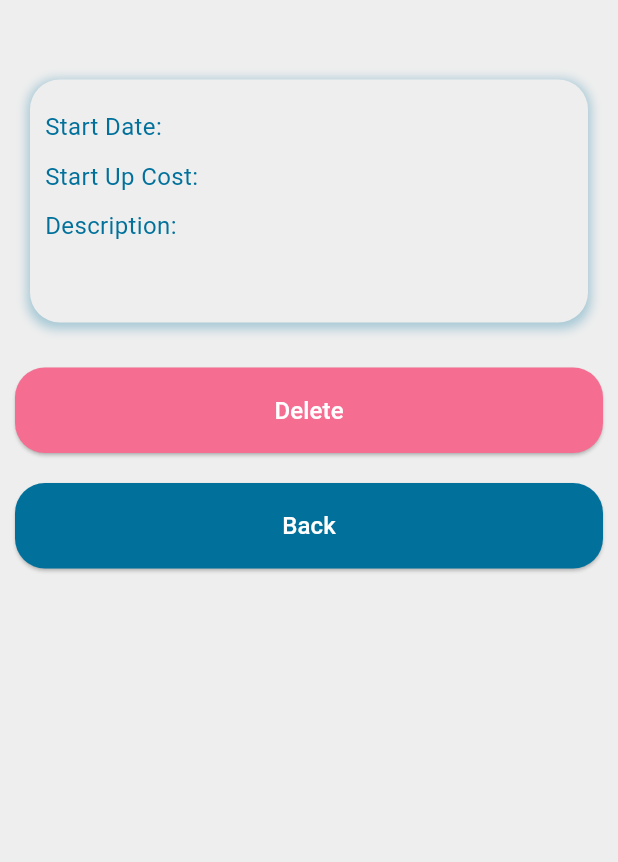
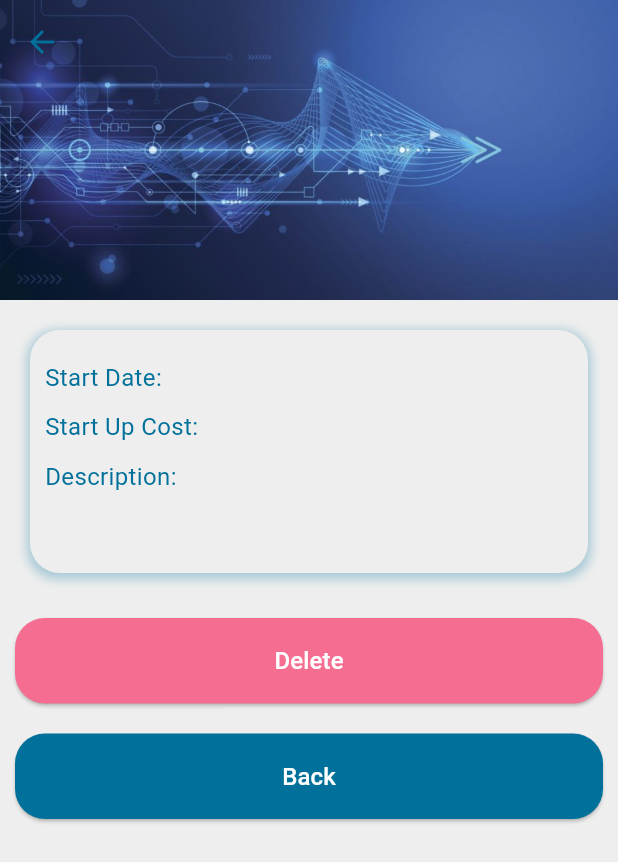
Before and after one commit to gaddie/project_managing, a Flutter app: the ProjectDetails screen opened directly with empty values, on a phone screen of 412 x 824 dp. Shown: the top 862 px of the screen. Run offline on Flutter 3.47's test engine with Material 3 defaults, Android fonts, the phone set to English and light mode, and no system bars; drawn by our look-alikes of delayed_display; our stand-ins replace cloud_firestore, firebase_auth, firebase_core, modal_progress_hud_nsn, syncfusion_flutter_charts; accounts and stored records are empty.

Commit message:
users able to delete their projects

```diff
--- a/lib/Screens/HomePage.dart
+++ b/lib/Screens/HomePage.dart
@@ -7,10 +7,10 @@ import 'package:project_manager/Components/ReusableCard.dart';
 import 'package:project_manager/Screens/ExpenseTracking.dart';
 import 'package:project_manager/Components/ReusableContainer.dart';
 import 'package:project_manager/Screens/ProjectDetails.dart';
-import 'package:project_manager/Screens/RiskAnalysis.dart';
 import 'package:firebase_auth/firebase_auth.dart';
 import 'package:cloud_firestore/cloud_firestore.dart';
 import 'package:intl/intl.dart';
+import 'package:project_manager/Components/CustomButton.dart';
 
 class HomePage extends StatefulWidget {
   static const String id = 'homePage';
@@ -50,6 +50,8 @@ class _HomePageState extends State<HomePage> {
         Map<String, dynamic> projectData =
             project.data() as Map<String, dynamic>;
         if (projectData['user'] == loggedInUser.email) {
+          // Add projectId to the projectData map
+          projectData['projectId'] = project.id;
           filteredProjects.add(projectData);
         }
       }
@@ -263,6 +265,7 @@ class _HomePageState extends State<HomePage> {
                       onButtonPressed: () {
                         // Navigate to project details or any action you want
                         return ProjectDetails(
+                          projectId: project['projectId'],
                           projectName: project['projectName'],
                           startDate: formattedDate,
                           startUpCost: project['startUpCost'],
--- a/lib/Screens/ProjectDetails.dart
+++ b/lib/Screens/ProjectDetails.dart
@@ -2,58 +2,98 @@ import 'package:flutter/material.dart';
 import 'package:project_manager/Constants.dart';
 import 'package:delayed_display/delayed_display.dart';
 import 'package:project_manager/Components/CustomButton.dart';
+import 'package:cloud_firestore/cloud_firestore.dart';
+import 'package:project_manager/Components/MessageHandler.dart';
 
-class ProjectDetails extends StatefulWidget {
-  ProjectDetails(
-      {required this.projectName,
+class ProjectDetails extends StatelessWidget {
+  ProjectDetails({
+    required this.projectId,
+    required this.projectName,
     required this.description,
     required this.startDate,
-      required this.startUpCost});
+    required this.startUpCost,
+  });
 
+  final String projectId;
   final String projectName;
-  String description;
-  String startDate;
-  String startUpCost;
+  final String description;
+  final String startDate;
+  final String startUpCost;
 
-  @override
-  State<ProjectDetails> createState() => _ProjectDetailsState();
+  // Function to delete the project
+  void deleteProject(BuildContext context) async {
+    try {
+      await FirebaseFirestore.instance
+          .collection('projects')
+          .doc(projectId)
+          .delete();
+      MessageHandler.showMessage(
+          context, 'Your project has been deleted', kBottomAppColor);
+      Navigator.pop(context); // Navigate back after deletion
+    } catch (e) {
+      print('Error deleting project: $e');
+      showDialog(
+        context: context,
+        builder: (BuildContext context) {
+          return AlertDialog(
+            title: Text('Error'),
+            content: Text('Error in deleting this project'),
+            actions: <Widget>[
+              TextButton(
+                onPressed: () {
+                  Navigator.of(context).pop(); // Close the dialog
+                },
+                child: Text('OK'),
+              ),
+            ],
+          );
+        },
+      );
+    }
   }
 
-class _ProjectDetailsState extends State<ProjectDetails> {
   @override
   Widget build(BuildContext context) {
     return Scaffold(
       backgroundColor: kBgLightColor,
-      body: SafeArea(
-        child: DelayedDisplay(
-          delay: Duration(microseconds: 200),
-          child: ListView(children: [
-            Column(
-              crossAxisAlignment: CrossAxisAlignment.stretch,
-              children: [
-                Center(
-                  child: Text(
-                    widget.projectName,
-                    style: TextStyle(
-                      fontSize: kTitleFontSize,
-                      color: kBottomAppColor,
+      body: CustomScrollView(
+        slivers: [
+          SliverAppBar(
+            expandedHeight: 200,
+            pinned: true,
+            iconTheme: IconThemeData(
+              color: kBottomAppColor, // Change the back arrow color
+            ),
+            flexibleSpace: FlexibleSpaceBar(
+              titlePadding: EdgeInsets.symmetric(horizontal: 10, vertical: 20),
+              title: Text(
+                projectName,
+                style: TextStyle(color: kBottomAppColor),
+              ),
+              background: Image.asset(
+                'images/app.jpeg',
+                fit: BoxFit.cover,
               ),
             ),
           ),
+          SliverToBoxAdapter(
+            child: DelayedDisplay(
+              delay: Duration(microseconds: 200),
+              child: Column(
+                crossAxisAlignment: CrossAxisAlignment.stretch,
+                children: [
                   Padding(
                     padding: EdgeInsets.symmetric(horizontal: 20, vertical: 20),
                     child: Container(
                       decoration: BoxDecoration(
                         color: kBgLightColor,
-                      borderRadius: BorderRadius.circular(
-                          20), // Optionally, set border radius for rounded corners
+                        borderRadius: BorderRadius.circular(20),
                         boxShadow: [
                           BoxShadow(
-                          color: kBottomAppColor.withOpacity(
-                              0.3), // Set shadow color with 30% opacity
+                            color: kBottomAppColor.withOpacity(0.3),
                             spreadRadius: 2,
                             blurRadius: 5,
-                          offset: Offset(0, 2), // Set shadow offset
+                            offset: Offset(0, 2),
                           ),
                         ],
                       ),
@@ -64,25 +104,21 @@ class _ProjectDetailsState extends State<ProjectDetails> {
                           crossAxisAlignment: CrossAxisAlignment.start,
                           children: [
                             Text(
-                            'Start Date: ' + widget.startDate,
+                              'Start Date: $startDate',
                               style: TextStyle(
                                 fontSize: kNormalFontSize,
                                 color: kBottomAppColor,
                               ),
                             ),
-                          SizedBox(
-                            height: 10,
-                          ),
+                            SizedBox(height: 10),
                             Text(
-                            'Start Up Cost: ' + widget.startUpCost,
+                              'Start Up Cost: $startUpCost',
                               style: TextStyle(
                                 fontSize: kNormalFontSize,
                                 color: kBottomAppColor,
                               ),
                             ),
-                          SizedBox(
-                            height: 10,
-                          ),
+                            SizedBox(height: 10),
                             Text(
                               'Description:',
                               style: TextStyle(
@@ -93,7 +129,7 @@ class _ProjectDetailsState extends State<ProjectDetails> {
                             Padding(
                               padding: EdgeInsets.only(left: 20, top: 10),
                               child: Text(
-                              widget.description,
+                                description,
                                 style: TextStyle(
                                   fontSize: kNormalFontSize,
                                   color: kBottomAppColor,
@@ -109,9 +145,8 @@ class _ProjectDetailsState extends State<ProjectDetails> {
                     txtColor: kLightColor,
                     bgColor: kRedColor,
                     callBackFunction: () {
-                    setState(() {
-                      Navigator.pop(context);
-                    });
+                      // Call deleteProject function when delete button is pressed
+                      deleteProject(context);
                     },
                     label: 'Delete',
                   ),
@@ -119,23 +154,16 @@ class _ProjectDetailsState extends State<ProjectDetails> {
                     txtColor: kLightColor,
                     bgColor: kBottomAppColor,
                     callBackFunction: () {
-                    setState(() {
                       Navigator.pop(context);
-                    });
                     },
                     label: 'Back',
                   ),
                 ],
               ),
-          ]),
             ),
+          ),
+        ],
       ),
     );
   }
 }
-
-// formatting the start up cost to currency
-// NumberFormat currencyFormatter =
-//     NumberFormat.currency(locale: 'en_US', symbol: '');
-// String formattedStartUpCost =
-//     currencyFormatter.format(project['startUpCost']);
--- a/pubspec.yaml
+++ b/pubspec.yaml
@@ -23,6 +23,7 @@ dependencies:
   flutter_native_splash: ^2.3.10
   syncfusion_flutter_charts: ^21.2.4
 
+
 dev_dependencies:
   flutter_test:
     sdk: flutter
```
Also changed, not shown: lib/Screens/ReportsPage.dart (+25 -8 lines), images/app.jpeg (added), images/appbar.webp (added). Lines whose indentation alone changed are shown as unchanged.
